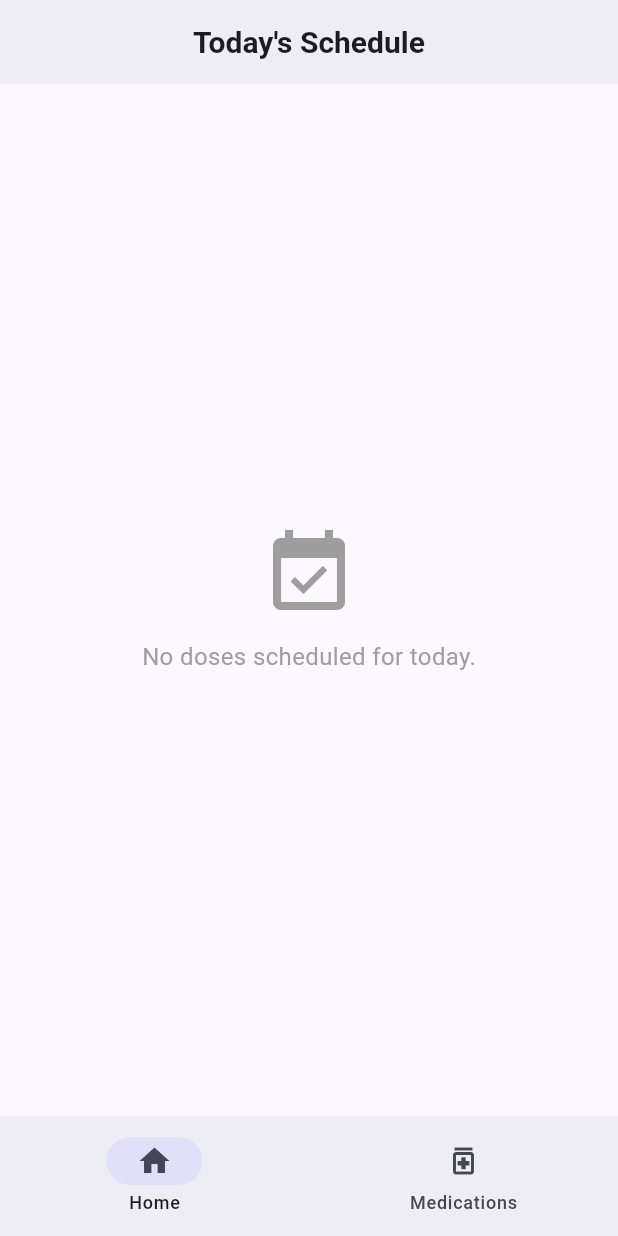
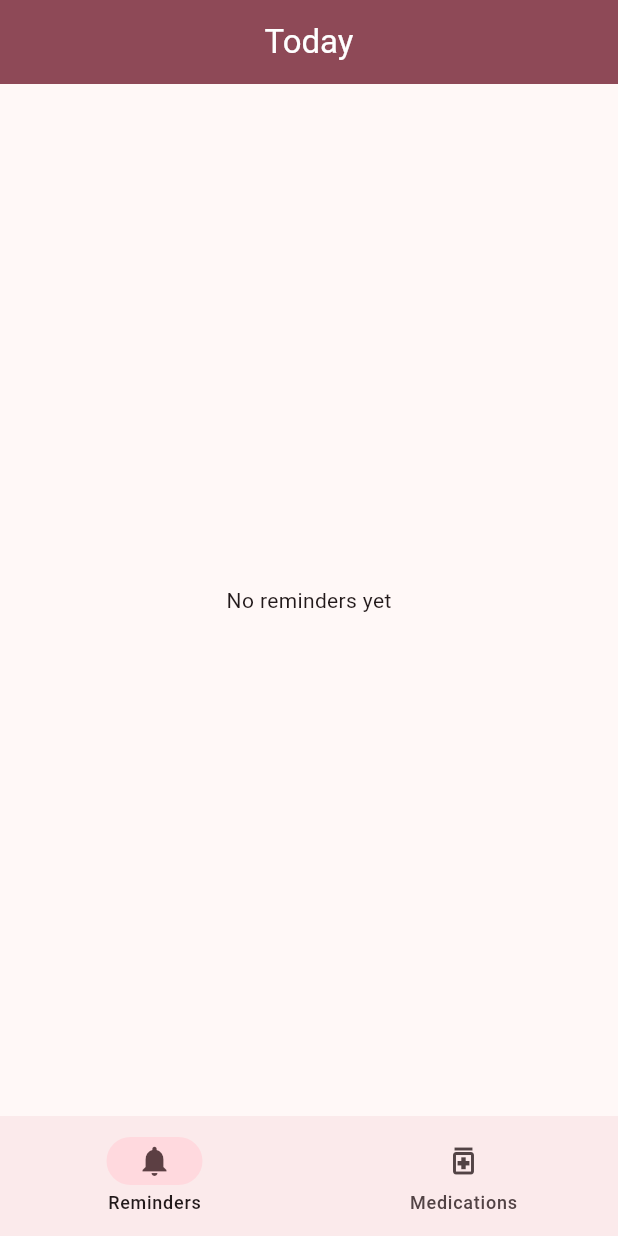
Before and after one commit to OlvFrm/pill_reminder, a Flutter app: the screen it shows after launch, on a phone screen of 412 x 824 dp. Run offline on Flutter 3.47's test engine with Material 3 defaults, Android fonts, the phone set to English and light mode, and no system bars.

Commit message:
Slowly building the app. Basic navigation.

```diff
--- a/lib/main.dart
+++ b/lib/main.dart
@@ -1,72 +1,55 @@
 import 'package:flutter/material.dart';
-import 'screens/main_navigation_screen.dart';
-import 'services/medication_repository.dart';
+import 'package:provider/provider.dart';
+import 'repositories/medication_repository.dart';
+import 'screens/home_screen.dart';
 
 void main() {
-  WidgetsFlutterBinding.ensureInitialized();
-  final medicationRepository = MedicationRepository();
-
-  runApp(PillReminderApp(repository: medicationRepository));
+  runApp(
+    ChangeNotifierProvider(
+      create: (_) => MedicationRepository(),
+      child: const MedApp(),
+    ),
+  );
 }
 
-class PillReminderApp extends StatelessWidget {
-  final MedicationRepository repository;
-
-  const PillReminderApp({super.key, required this.repository});
+class MedApp extends StatelessWidget {
+  const MedApp({super.key});
 
   @override
   Widget build(BuildContext context) {
-    const baseBrandColor = Color.fromARGB(255, 31, 52, 171);
-
-    // Light Color Scheme
-    final lightColorScheme = ColorScheme.fromSeed(
-      seedColor: baseBrandColor,
-      brightness: Brightness.light,
-    );
-
-    // Dark Color Scheme
-    final darkColorScheme = ColorScheme.fromSeed(
-      seedColor: baseBrandColor,
+    const seedColor = Colors.pink;
+    final lightScheme = ColorScheme.fromSeed(seedColor: seedColor);
+    final darkScheme = ColorScheme.fromSeed(
+      seedColor: seedColor,
       brightness: Brightness.dark,
     );
 
     return MaterialApp(
-      title: 'Pills Reminder',
-      debugShowCheckedModeBanner: false,
+      title: 'Meds',
       theme: ThemeData(
         useMaterial3: true,
-        colorScheme: lightColorScheme,
+        colorScheme: lightScheme,
         appBarTheme: AppBarTheme(
           centerTitle: true,
           elevation: 0,
-          scrolledUnderElevation: 2,
-          backgroundColor: lightColorScheme.surfaceContainer,
-          foregroundColor: lightColorScheme.onSurface,
-          titleTextStyle: TextStyle(
-            color: lightColorScheme.onSurface,
-            fontSize: 20,
-            fontWeight: FontWeight.bold,
-          ),
+          backgroundColor: lightScheme.primary,
+          foregroundColor: lightScheme.onPrimary,
+          surfaceTintColor: Colors.transparent,
         ),
       ),
       darkTheme: ThemeData(
         useMaterial3: true,
-        colorScheme: darkColorScheme,
+        colorScheme: darkScheme,
         appBarTheme: AppBarTheme(
           centerTitle: true,
           elevation: 0,
-          scrolledUnderElevation: 2,
-          backgroundColor: darkColorScheme.surfaceContainer,
-          foregroundColor: darkColorScheme.onSurface,
-          titleTextStyle: TextStyle(
-            color: darkColorScheme.onSurface,
-            fontSize: 20,
-            fontWeight: FontWeight.bold,
-          ),
+          backgroundColor: darkScheme.primary,
+          foregroundColor: darkScheme.onPrimary,
+          surfaceTintColor: Colors.transparent,
         ),
       ),
       themeMode: ThemeMode.system,
-      home: MainNavigationScreen(repository: repository),
+      home: const HomeScreen(),
     );
   }
 }
--- a/lib/models/enum_types.dart
+++ b/lib/models/enum_types.dart
@@ -1,2 +1,2 @@
-enum LogStatus { taken, skipped }
-enum LogSource { manualEntry, notificationAction }
+enum LogStatus { taken, skipped, missed }
+enum LogSource { manualEntry, fromReminder }
--- a/lib/models/medication.dart
+++ b/lib/models/medication.dart
@@ -10,13 +10,14 @@ class Medication {
   final List<ReminderRule> reminders;
   final List<HistoryEntry> history;
 
-  const Medication({
+  Medication({
     required this.id,
     required this.name,
     required this.colorValue,
-    required this.reminders,
-    required this.history,
-  });
+    required List<ReminderRule> reminders,
+    required List<HistoryEntry> history,
+  })  : reminders = List.unmodifiable(reminders),
+        history = List.unmodifiable(history);
 
   /// Efficient lookup without creating temporary sorted array copies
   HistoryEntry? get lastTakenEntry {
--- a/lib/models/reminder_rule.dart
+++ b/lib/models/reminder_rule.dart
@@ -7,12 +7,12 @@ class ReminderRule {
   final int minute;
   final List<int> daysOfWeek; // 1 = Monday, 7 = Sunday
 
-  const ReminderRule({
+  ReminderRule({
     required this.id,
     required this.hour,
     required this.minute,
-    required this.daysOfWeek,
-  });
+    required List<int> daysOfWeek,
+  }) : daysOfWeek = List.unmodifiable(daysOfWeek);
 
   TimeOfDay get time => TimeOfDay(hour: hour, minute: minute);
 
--- a/lib/models/schedule_item.dart
+++ b/lib/models/schedule_item.dart
@@ -8,7 +8,7 @@ class ScheduleItem {
   final Medication medication;
   final TimeOfDay time;
   final ScheduleType type;
-  final HistoryEntry? historyEntry; // Non-null if logged or skipped today
+  final HistoryEntry? historyEntry;
 
   const ScheduleItem({
     required this.medication,
@@ -17,7 +17,6 @@ class ScheduleItem {
     this.historyEntry,
   });
 
-  /// Compares items by hour and minute to sort from earliest to latest in the day
   int compareTo(ScheduleItem other) {
     final aMinutes = time.hour * 60 + time.minute;
     final bMinutes = other.time.hour * 60 + other.time.minute;
--- a/lib/screens/home_screen.dart
+++ b/lib/screens/home_screen.dart
@@ -1,159 +1,43 @@
 import 'package:flutter/material.dart';
-import '../models/enum_types.dart';
-import '../models/history_entry.dart';
-import '../models/medication.dart';
-import '../services/medication_repository.dart';
-import '../widgets/schedule_card.dart';
+import 'reminders_screen.dart';
+import 'medications_screen.dart';
 
-enum ScheduleType { scheduled, manualLog }
+class HomeScreen extends StatefulWidget {
+  const HomeScreen({super.key});
 
-class ScheduleItem {
-  final Medication medication;
-  final TimeOfDay time;
-  final ScheduleType type;
-  final HistoryEntry? historyEntry;
-
-  const ScheduleItem({
-    required this.medication,
-    required this.time,
-    required this.type,
-    this.historyEntry,
-  });
-
-  int compareTo(ScheduleItem other) {
-    final aMinutes = time.hour * 60 + time.minute;
-    final bMinutes = other.time.hour * 60 + other.time.minute;
-    return aMinutes.compareTo(bMinutes);
-  }
+  @override
+  State<HomeScreen> createState() => _HomeScreenState();
 }
 
-class HomeScreen extends StatelessWidget {
-  final MedicationRepository repository;
+class _HomeScreenState extends State<HomeScreen> {
+  int _currentIndex = 0;
 
-  const HomeScreen({super.key, required this.repository});
-
-  List<ScheduleItem> _buildDailySchedule(List<Medication> medications) {
-    final now = DateTime.now();
-    final todayWeekday = now.weekday;
-    final List<ScheduleItem> schedule = [];
-
-    for (final med in medications) {
-      // 1. Get today's log history entries
-      final todayEntries = med.history.where((entry) {
-        return entry.timestamp.year == now.year &&
-            entry.timestamp.month == now.month &&
-            entry.timestamp.day == now.day;
-      }).toList();
-
-      final usedEntryIds = <HistoryEntry>{};
-
-      // 2. Build scheduled items & bind history entries directly to them
-      for (final rule in med.reminders) {
-        if (rule.daysOfWeek.contains(todayWeekday)) {
-          final ruleTime = TimeOfDay(hour: rule.hour, minute: rule.minute);
-
-          // Find matching entry logged for this rule
-          HistoryEntry? matchingEntry;
-          for (final entry in todayEntries) {
-            if (!usedEntryIds.contains(entry) &&
-                entry.source == LogSource.notificationAction) {
-              matchingEntry = entry;
-              usedEntryIds.add(entry);
-              break;
-            }
-          }
-
-          schedule.add(
-            ScheduleItem(
-              medication: med,
-              time: ruleTime,
-              type: ScheduleType.scheduled,
-              historyEntry: matchingEntry,
-            ),
-          );
-        }
-      }
-
-      // 3. Add standalone manual logs (logged without a schedule rule)
-      for (final entry in todayEntries) {
-        if (!usedEntryIds.contains(entry) && entry.source == LogSource.manualEntry) {
-          schedule.add(
-            ScheduleItem(
-              medication: med,
-              time: TimeOfDay.fromDateTime(entry.timestamp),
-              type: ScheduleType.manualLog,
-              historyEntry: entry,
-            ),
-          );
-        }
-      }
-    }
-
-    schedule.sort((a, b) => a.compareTo(b));
-    return schedule;
-  }
+  final _screens = const [
+    RemindersScreen(),
+    MedicationsScreen(),
+  ];
 
   @override
   Widget build(BuildContext context) {
     return Scaffold(
-      appBar: AppBar(
-        title: const Text('Today\'s Schedule'),
-      ),
-      body: ListenableBuilder(
-        listenable: repository,
-        builder: (context, _) {
-          final scheduleItems = _buildDailySchedule(repository.medications);
-
-          if (scheduleItems.isEmpty) {
-            return const Center(
-              child: Column(
-                mainAxisAlignment: MainAxisAlignment.center,
-                children: [
-                  Icon(Icons.event_available, size: 64, color: Colors.grey),
-                  SizedBox(height: 12),
-                  Text(
-                    'No doses scheduled for today.',
-                    style: TextStyle(fontSize: 16, color: Colors.grey),
-                  ),
-                ],
-              ),
-            );
-          }
-
-          return ListView.builder(
-            padding: const EdgeInsets.symmetric(vertical: 8),
-            itemCount: scheduleItems.length,
-            itemBuilder: (context, index) {
-              final item = scheduleItems[index];
-              return ScheduleCard(
-                item: item,
-                onTakeWithTime: (selectedTimestamp) {
-                  repository.logPillTaken(
-                    item.medication.id,
-                    timestamp: selectedTimestamp,
-                    source: item.type == ScheduleType.scheduled
-                        ? LogSource.notificationAction
-                        : LogSource.manualEntry,
-                  );
-                },
-                onSkip: () {
-                  final now = DateTime.now();
-                  final skippedTime = item.type == ScheduleType.scheduled
-                      ? DateTime(now.year, now.month, now.day, item.time.hour, item.time.minute)
-                      : now;
-
-                  repository.logPillSkipped(
-                    item.medication.id,
-                    timestamp: skippedTime,
-                    source: item.type == ScheduleType.scheduled
-                        ? LogSource.notificationAction
-                        : LogSource.manualEntry,
-                  );
-                },
-              );
-            },
-          );
+      body: _screens[_currentIndex],
+      bottomNavigationBar: NavigationBar(
+        selectedIndex: _currentIndex,
+        onDestinationSelected: (index) {
+          setState(() => _currentIndex = index);
         },
+        destinations: const [
+          NavigationDestination(
+            icon: Icon(Icons.notifications_outlined),
+            selectedIcon: Icon(Icons.notifications),
+            label: 'Reminders',
+          ),
+          NavigationDestination(
+            icon: Icon(Icons.medication_outlined),
+            selectedIcon: Icon(Icons.medication),
+            label: 'Medications',
+          ),
+        ],
       ),
     );
   }
--- a/lib/screens/main_navigation_screen.dart
+++ /dev/null
@@ -1,52 +0,0 @@
-import 'package:flutter/material.dart';
-import '../services/medication_repository.dart';
-import 'home_screen.dart';
-import 'medications_screen.dart';
-
-class MainNavigationScreen extends StatefulWidget {
-  final MedicationRepository repository;
-
-  const MainNavigationScreen({super.key, required this.repository});
-
-  @override
-  State<MainNavigationScreen> createState() => _MainNavigationScreenState();
-}
-
-class _MainNavigationScreenState extends State<MainNavigationScreen> {
-  int _currentIndex = 0;
-
-  @override
-  Widget build(BuildContext context) {
-    final List<Widget> screens = [
-      HomeScreen(repository: widget.repository),
-      MedicationsScreen(repository: widget.repository),
-    ];
-
-    return Scaffold(
-      body: IndexedStack(
-        index: _currentIndex,
-        children: screens,
-      ),
-      bottomNavigationBar: NavigationBar(
-        selectedIndex: _currentIndex,
-        onDestinationSelected: (int index) {
-          setState(() {
-            _currentIndex = index;
-          });
-        },
-        destinations: const [
-          NavigationDestination(
-            icon: Icon(Icons.home_outlined),
-            selectedIcon: Icon(Icons.home),
-            label: 'Home',
-          ),
-          NavigationDestination(
-            icon: Icon(Icons.medication_outlined),
-            selectedIcon: Icon(Icons.medication),
-            label: 'Medications',
-          ),
-        ],
-      ),
-    );
-  }
-}
--- /dev/null
+++ b/lib/screens/reminders_screen.dart
@@ -0,0 +1,15 @@
+import 'package:flutter/material.dart';
+
+class RemindersScreen extends StatelessWidget {
+  const RemindersScreen({super.key});
+
+  @override
+  Widget build(BuildContext context) {
+    return Scaffold(
+      appBar: AppBar(title: const Text('Today')),
+      body: const Center(
+        child: Text('No reminders yet'),
+      ),
+    );
+  }
+}
```
Also changed, not shown: lib/repositories/medication_repository.dart (added, +109 -0 lines), lib/screens/medication_detail_screen.dart (added, +37 -0 lines), lib/screens/medications_screen.dart (+24 -47 lines), lib/services/medication_repository.dart (deleted, +0 -73 lines), pubspec.yaml (+5 -6 lines), pubspec.lock, 2 other files.
